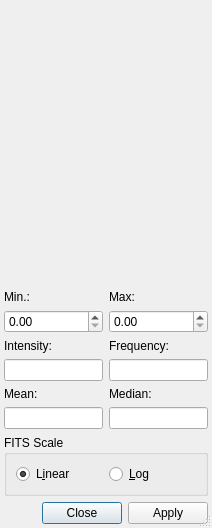
Old version of the form kstars/fitsviewer/fitshistogramui.ui in the repository KDE/kstars.
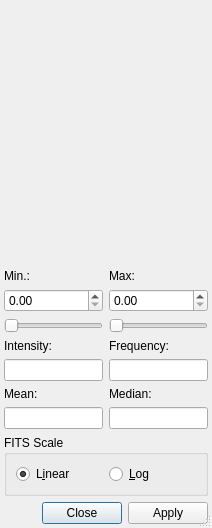
New version of the form. Custom widgets are drawn as their Qt base class.

Commit message:
Fixing StarProfileViewer and Adding Sliders to Histogram
Summary:
Fixed an issue where StarProfileViewer did not have the right scale.
Fixed an issue where it would fail to open properly after the user hid it.
Fixed an issue where the TrackingBox would not disappear after the Viewer was turned off.
Added BlackPoint and WhitePoint Sliders to FITS Histogram Panel

Merge branch 'master' of https://github.com/KDE/kstars

Merge branch 'master' of https://github.com/KDE/kstars

Reviewers: mutlaqja

Subscribers: kde-edu

Tags: #kde_edu

Diff of the .ui file:
```diff
--- a/kstars/fitsviewer/fitshistogramui.ui
+++ b/kstars/fitsviewer/fitshistogramui.ui
@@ -173,6 +173,20 @@
          </property>
         </widget>
        </item>
+       <item row="2" column="0">
+        <widget class="QSlider" name="minSlider">
+         <property name="orientation">
+          <enum>Qt::Horizontal</enum>
+         </property>
+        </widget>
+       </item>
+       <item row="2" column="1">
+        <widget class="QSlider" name="maxSlider">
+         <property name="orientation">
+          <enum>Qt::Horizontal</enum>
+         </property>
+        </widget>
+       </item>
       </layout>
      </item>
     </layout>
```
The commit also changes 7 other files.
